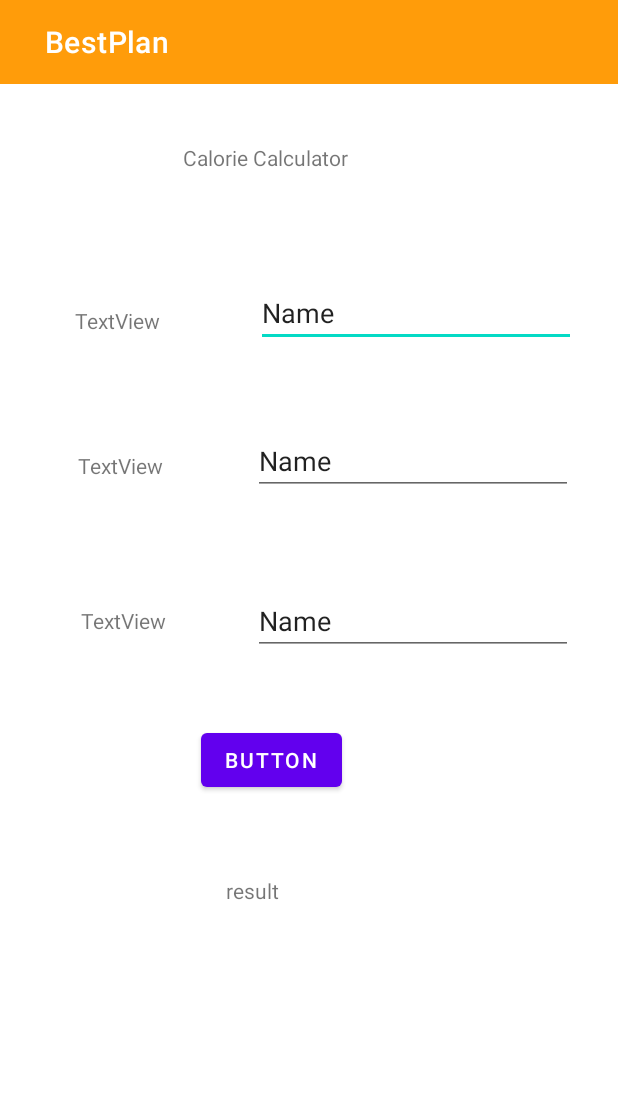
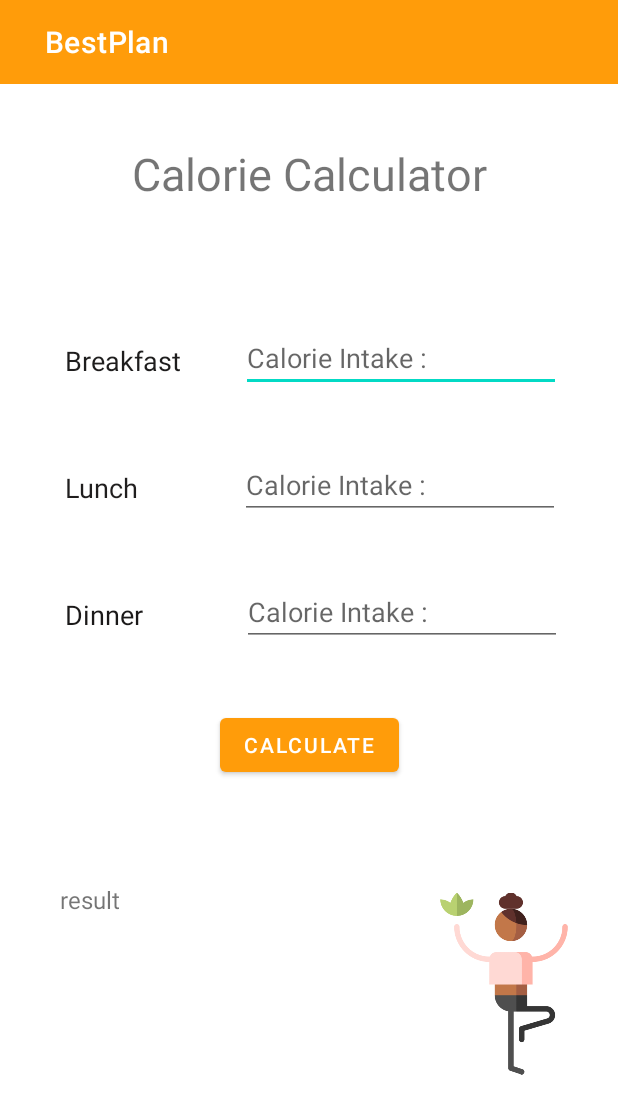
Before and after one commit to MadhaviImashi/4Flicks_BestPlan-application, an Android app: the calorCalcu screen opened directly, with no data from a screen before it, on a phone screen of 412 x 824 dp. Shown: the top 1114 px of the screen. Run offline under Robolectric (Android 15) with nearby library versions, the phone set to English and light mode, and no system bars.

Commit message:
Calorie calculator UI improved.

```diff
--- a/app/src/main/java/com/example/a4flicksapp/calorCalcu.java
+++ b/app/src/main/java/com/example/a4flicksapp/calorCalcu.java
@@ -36,15 +36,15 @@ public class calorCalcu extends AppCompatActivity {
         float calintake= calvalues+calvalues2+calvalues3;
 
         if(calintake<2000){
-            calresult="Your calorie intake should be higher";
+            calresult="Your Calorie Intake Should Be Higher";
 
         }else if (calintake>2700){
-            calresult="Your calorie intake should be Lower";
+            calresult="Your Calorie Intake Should Be Lower";
 
         }else if (calintake>=2000 && calintake<=2700){
-            calresult="Your calorie intake should be perfect";
+            calresult="Your Calorie Intake Is Perfect";
         }
-        calcalculation="result \n\n" +calintake+ "\n"+calresult;
+        calcalculation="Calorie Intake \n" +calintake+ "\n"+calresult;
         calres.setText(calcalculation);
 
 
--- a/app/src/main/res/layout/activity_calor_calcu.xml
+++ b/app/src/main/res/layout/activity_calor_calcu.xml
@@ -25,11 +25,11 @@
         android:id="@+id/calWel"
         android:layout_width="wrap_content"
         android:layout_height="wrap_content"
-        android:layout_marginStart="147dp"
         android:layout_marginTop="39dp"
-        android:layout_marginEnd="206dp"
         android:text="@string/Tvcalocal"
+        android:textSize="30sp"
         app:layout_constraintEnd_toEndOf="parent"
+        app:layout_constraintHorizontal_bias="0.5"
         app:layout_constraintStart_toStartOf="parent"
         app:layout_constraintTop_toBottomOf="@+id/toolbar3" />
 
@@ -37,11 +37,15 @@
         android:id="@+id/calBre"
         android:layout_width="wrap_content"
         android:layout_height="wrap_content"
-        android:layout_marginStart="64dp"
-        android:layout_marginTop="71dp"
+        android:layout_marginStart="41dp"
+        android:layout_marginTop="80dp"
+        android:layout_marginEnd="39dp"
+        android:layout_marginBottom="39dp"
         android:ems="10"
+        android:hint="@string/calIn"
         android:inputType="textPersonName"
-        android:text="Name"
+        app:layout_constraintBottom_toTopOf="@+id/calLun"
+        app:layout_constraintEnd_toEndOf="parent"
         app:layout_constraintStart_toEndOf="@+id/textViewml1"
         app:layout_constraintTop_toBottomOf="@+id/calWel" />
 
@@ -49,11 +53,14 @@
         android:id="@+id/calLun"
         android:layout_width="wrap_content"
         android:layout_height="wrap_content"
-        android:layout_marginStart="60dp"
-        android:layout_marginTop="53dp"
+        android:layout_marginStart="70dp"
+        android:layout_marginTop="39dp"
+
+        android:layout_marginEnd="41dp"
         android:ems="10"
+        android:hint="@string/calIn"
         android:inputType="textPersonName"
-        android:text="Name"
+        app:layout_constraintEnd_toEndOf="parent"
         app:layout_constraintStart_toEndOf="@+id/textViewml2"
         app:layout_constraintTop_toBottomOf="@+id/calBre" />
 
@@ -61,11 +68,13 @@
         android:id="@+id/calDin"
         android:layout_width="wrap_content"
         android:layout_height="wrap_content"
-        android:layout_marginStart="58dp"
-        android:layout_marginTop="61dp"
+        android:layout_marginStart="70dp"
+        android:layout_marginTop="39dp"
+        android:layout_marginEnd="41dp"
         android:ems="10"
+        android:hint="@string/calIn"
         android:inputType="textPersonName"
-        android:text="Name"
+        app:layout_constraintEnd_toEndOf="parent"
         app:layout_constraintStart_toEndOf="@+id/textViewml3"
         app:layout_constraintTop_toBottomOf="@+id/calLun" />
 
@@ -73,25 +82,23 @@
         android:id="@+id/textViewml1"
         android:layout_width="wrap_content"
         android:layout_height="wrap_content"
-        android:layout_marginStart="50dp"
-        android:layout_marginTop="148dp"
-        android:layout_marginEnd="64dp"
-        android:layout_marginBottom="77dp"
-        android:text="TextView"
-        app:layout_constraintBottom_toTopOf="@+id/textViewml2"
-        app:layout_constraintEnd_toStartOf="@+id/calBre"
+        android:layout_marginStart="43dp"
+        android:layout_marginTop="92dp"
+        android:text="@string/br"
+        android:textColor="#1E1D1D"
+        android:textSize="18sp"
         app:layout_constraintStart_toStartOf="parent"
-        app:layout_constraintTop_toBottomOf="@+id/toolbar3" />
+        app:layout_constraintTop_toBottomOf="@+id/calWel" />
 
     <TextView
         android:id="@+id/textViewml2"
         android:layout_width="wrap_content"
         android:layout_height="wrap_content"
-        android:layout_marginStart="52dp"
-        android:layout_marginTop="77dp"
-        android:layout_marginEnd="60dp"
-        android:text="TextView"
-        app:layout_constraintEnd_toStartOf="@+id/calLun"
+        android:layout_marginStart="43dp"
+        android:layout_marginTop="60dp"
+        android:text="@string/lu"
+        android:textColor="#201E1E"
+        android:textSize="18sp"
         app:layout_constraintStart_toStartOf="parent"
         app:layout_constraintTop_toBottomOf="@+id/textViewml1" />
 
@@ -99,11 +106,11 @@
         android:id="@+id/textViewml3"
         android:layout_width="wrap_content"
         android:layout_height="wrap_content"
-        android:layout_marginStart="54dp"
-        android:layout_marginTop="84dp"
-        android:layout_marginEnd="58dp"
-        android:text="TextView"
-        app:layout_constraintEnd_toStartOf="@+id/calDin"
+        android:layout_marginStart="43dp"
+        android:layout_marginTop="60dp"
+        android:text="@string/di"
+        android:textColor="#1B1919"
+        android:textSize="18sp"
         app:layout_constraintStart_toStartOf="parent"
         app:layout_constraintTop_toBottomOf="@+id/textViewml2" />
 
@@ -111,11 +118,10 @@
         android:id="@+id/calCalori"
         android:layout_width="wrap_content"
         android:layout_height="wrap_content"
-        android:layout_marginStart="134dp"
-        android:layout_marginTop="46dp"
-        android:layout_marginEnd="184dp"
+        android:layout_marginTop="42dp"
         android:onClick="calorieCalcu"
-        android:text="Button"
+        android:text="@string/btnCalCalo"
+        app:backgroundTint="@color/homeNavBtn"
         app:layout_constraintEnd_toEndOf="parent"
         app:layout_constraintStart_toStartOf="parent"
         app:layout_constraintTop_toBottomOf="@+id/calDin" />
@@ -124,11 +130,24 @@
         android:id="@+id/calResult"
         android:layout_width="wrap_content"
         android:layout_height="wrap_content"
-        android:layout_marginStart="139dp"
-        android:layout_marginTop="53dp"
-        android:layout_marginEnd="215dp"
+        android:layout_marginStart="40dp"
+        android:layout_marginTop="68dp"
         android:text="result"
-        app:layout_constraintEnd_toEndOf="parent"
+        android:textSize="16dp"
         app:layout_constraintStart_toStartOf="parent"
         app:layout_constraintTop_toBottomOf="@+id/calCalori" />
+
+    <ImageView
+        android:id="@+id/imageView13"
+        android:layout_width="121dp"
+        android:layout_height="190dp"
+        android:layout_marginStart="9dp"
+        android:layout_marginEnd="16dp"
+        android:layout_marginBottom="34dp"
+        app:layout_constraintBottom_toBottomOf="parent"
+        app:layout_constraintEnd_toEndOf="parent"
+        app:layout_constraintStart_toEndOf="@+id/calCalori"
+        app:layout_constraintTop_toBottomOf="@+id/calCalori"
+        app:srcCompat="@drawable/yoga" />
+
 </androidx.constraintlayout.widget.ConstraintLayout>
--- a/app/src/main/res/values/strings.xml
+++ b/app/src/main/res/values/strings.xml
@@ -67,4 +67,5 @@
     <string name="TvUpMlPl">Update Meal Plan</string>
     <string name="btnAdmeal">Add Meal</string>
     <string name="Tvcalocal">Calorie Calculator</string>
+    <string name="btnCalCalo">Calculate</string>
 </resources>
```
Also changed, not shown: app/src/main/res/drawable/yoga.png (added).
